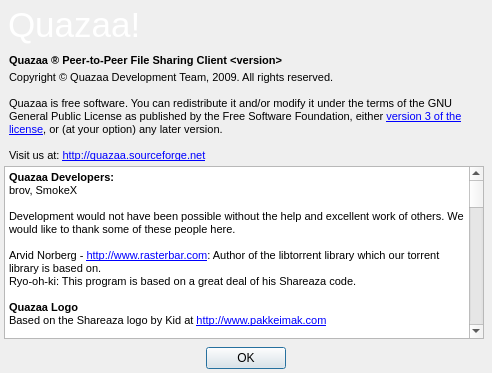
Qt form trunk/dialogabout.ui (c3c/quazaa) before a commit.
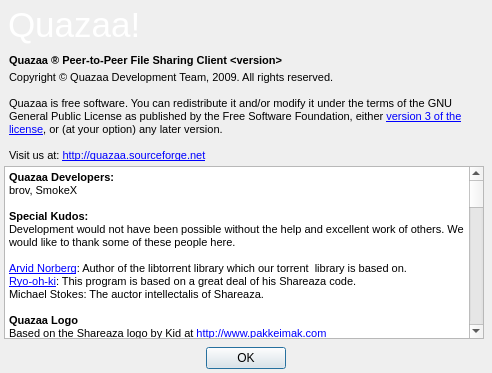
The same form after that commit. Icons and pictures are not drawn.

Commit message: dialogabout.ui: added Michael Stokes to credits + resized QT image

Patch:
```diff
--- a/trunk/dialogabout.ui
+++ b/trunk/dialogabout.ui
@@ -166,10 +166,12 @@
 &lt;p style=&quot; margin-top:0px; margin-bottom:0px; margin-left:0px; margin-right:0px; -qt-block-indent:0; text-indent:0px;&quot;&gt;&lt;span style=&quot; font-size:8pt; font-weight:600;&quot;&gt;Quazaa Developers:&lt;/span&gt;&lt;/p&gt;
 &lt;p style=&quot; margin-top:0px; margin-bottom:0px; margin-left:0px; margin-right:0px; -qt-block-indent:0; text-indent:0px;&quot;&gt;&lt;span style=&quot; font-size:8pt;&quot;&gt;brov, SmokeX&lt;/span&gt;&lt;/p&gt;
 &lt;p style=&quot;-qt-paragraph-type:empty; margin-top:0px; margin-bottom:0px; margin-left:0px; margin-right:0px; -qt-block-indent:0; text-indent:0px; font-size:8pt;&quot;&gt;&lt;/p&gt;
+&lt;p style=&quot; margin-top:0px; margin-bottom:0px; margin-left:0px; margin-right:0px; -qt-block-indent:0; text-indent:0px;&quot;&gt;&lt;span style=&quot; font-size:8pt; font-weight:600;&quot;&gt;Special Kudos:&lt;/span&gt;&lt;/p&gt;
 &lt;p style=&quot; margin-top:0px; margin-bottom:0px; margin-left:0px; margin-right:0px; -qt-block-indent:0; text-indent:0px;&quot;&gt;&lt;span style=&quot; font-size:8pt;&quot;&gt;Development would not have been possible without the help and excellent work of others. We would like to thank some of these people here.&lt;/span&gt;&lt;/p&gt;
 &lt;p style=&quot;-qt-paragraph-type:empty; margin-top:0px; margin-bottom:0px; margin-left:0px; margin-right:0px; -qt-block-indent:0; text-indent:0px; font-size:8pt;&quot;&gt;&lt;/p&gt;
-&lt;p style=&quot; margin-top:0px; margin-bottom:0px; margin-left:0px; margin-right:0px; -qt-block-indent:0; text-indent:0px;&quot;&gt;&lt;span style=&quot; font-size:8pt;&quot;&gt;Arvid Norberg - &lt;/span&gt;&lt;a href=&quot;http://www.rasterbar.com&quot;&gt;&lt;span style=&quot; font-size:8pt; text-decoration: underline; color:#0000ff;&quot;&gt;http://www.rasterbar.com&lt;/span&gt;&lt;/a&gt;&lt;span style=&quot; font-size:8pt;&quot;&gt;: Author of the libtorrent library which our torrent  library is based on.&lt;/span&gt;&lt;/p&gt;
-&lt;p style=&quot; margin-top:0px; margin-bottom:0px; margin-left:0px; margin-right:0px; -qt-block-indent:0; text-indent:0px;&quot;&gt;&lt;span style=&quot; font-size:8pt;&quot;&gt;Ryo-oh-ki: This program is based on a great deal of his Shareaza code. &lt;/span&gt;&lt;/p&gt;
+&lt;p style=&quot; margin-top:0px; margin-bottom:0px; margin-left:0px; margin-right:0px; -qt-block-indent:0; text-indent:0px;&quot;&gt;&lt;a href=&quot;http://www.rasterbar.com&quot;&gt;&lt;span style=&quot; font-size:8pt; text-decoration: underline; color:#0000ff;&quot;&gt;Arvid Norberg&lt;/span&gt;&lt;/a&gt;&lt;span style=&quot; font-size:8pt;&quot;&gt;: Author of the libtorrent library which our torrent  library is based on.&lt;/span&gt;&lt;/p&gt;
+&lt;p style=&quot; margin-top:0px; margin-bottom:0px; margin-left:0px; margin-right:0px; -qt-block-indent:0; text-indent:0px;&quot;&gt;&lt;a href=&quot;http://www.cherubicsoft.com/&quot;&gt;&lt;span style=&quot; font-size:8pt; text-decoration: underline; color:#0000ff;&quot;&gt;Ryo-oh-ki&lt;/span&gt;&lt;/a&gt;&lt;span style=&quot; font-size:8pt;&quot;&gt;: This program is based on a great deal of his Shareaza code. &lt;/span&gt;&lt;/p&gt;
+&lt;p style=&quot; margin-top:0px; margin-bottom:0px; margin-left:0px; margin-right:0px; -qt-block-indent:0; text-indent:0px;&quot;&gt;&lt;span style=&quot; font-size:8pt;&quot;&gt;Michael Stokes: The auctor intellectalis of Shareaza.&lt;/span&gt;&lt;/p&gt;
 &lt;p style=&quot;-qt-paragraph-type:empty; margin-top:0px; margin-bottom:0px; margin-left:0px; margin-right:0px; -qt-block-indent:0; text-indent:0px; font-size:8pt;&quot;&gt;&lt;/p&gt;
 &lt;p style=&quot; margin-top:0px; margin-bottom:0px; margin-left:0px; margin-right:0px; -qt-block-indent:0; text-indent:0px;&quot;&gt;&lt;span style=&quot; font-size:8pt; font-weight:600;&quot;&gt;Quazaa Logo&lt;/span&gt;&lt;/p&gt;
 &lt;p style=&quot; margin-top:0px; margin-bottom:0px; margin-left:0px; margin-right:0px; -qt-block-indent:0; text-indent:0px;&quot;&gt;&lt;span style=&quot; font-size:8pt;&quot;&gt;Based on the Shareaza logo by Kid at &lt;/span&gt;&lt;a href=&quot;http://www.pakkeimak.com&quot;&gt;&lt;span style=&quot; font-size:8pt; text-decoration: underline; color:#0000ff;&quot;&gt;http://www.pakkeimak.com&lt;/span&gt;&lt;/a&gt;&lt;/p&gt;
@@ -181,7 +183,7 @@
 &lt;p style=&quot; margin-top:0px; margin-bottom:0px; margin-left:0px; margin-right:0px; -qt-block-indent:0; text-indent:0px;&quot;&gt;&lt;span style=&quot; font-size:8pt;&quot;&gt;Oce&lt;/span&gt;&lt;/p&gt;
 &lt;p style=&quot;-qt-paragraph-type:empty; margin-top:0px; margin-bottom:0px; margin-left:0px; margin-right:0px; -qt-block-indent:0; text-indent:0px; font-size:8pt;&quot;&gt;&lt;/p&gt;
 &lt;p style=&quot; margin-top:0px; margin-bottom:0px; margin-left:0px; margin-right:0px; -qt-block-indent:0; text-indent:0px;&quot;&gt;&lt;span style=&quot; font-size:8pt; font-weight:600;&quot;&gt;Quazaa Website&lt;/span&gt;&lt;/p&gt;
-&lt;p style=&quot; margin-top:0px; margin-bottom:0px; margin-left:0px; margin-right:0px; -qt-block-indent:0; text-indent:0px;&quot;&gt;&lt;span style=&quot; font-size:10pt;&quot;&gt;ce3c, &lt;/span&gt;&lt;span style=&quot; font-size:8pt;&quot;&gt;Cyko&lt;/span&gt;&lt;/p&gt;
+&lt;p style=&quot; margin-top:0px; margin-bottom:0px; margin-left:0px; margin-right:0px; -qt-block-indent:0; text-indent:0px;&quot;&gt;&lt;span style=&quot; font-size:8pt;&quot;&gt;ce3c, Cyko&lt;/span&gt;&lt;/p&gt;
 &lt;p style=&quot;-qt-paragraph-type:empty; margin-top:0px; margin-bottom:0px; margin-left:0px; margin-right:0px; -qt-block-indent:0; text-indent:0px; font-size:8pt;&quot;&gt;&lt;/p&gt;
 &lt;p style=&quot; margin-top:0px; margin-bottom:0px; margin-left:0px; margin-right:0px; -qt-block-indent:0; text-indent:0px;&quot;&gt;&lt;span style=&quot; font-size:8pt; font-weight:600;&quot;&gt;Quazaa Wiki&lt;/span&gt;&lt;/p&gt;
 &lt;p style=&quot; margin-top:0px; margin-bottom:0px; margin-left:0px; margin-right:0px; -qt-block-indent:0; text-indent:0px;&quot;&gt;&lt;span style=&quot; font-size:8pt;&quot;&gt;Cyko, Oce, Old Death&lt;/span&gt;&lt;/p&gt;
```
The commit also changes 1 other file.
